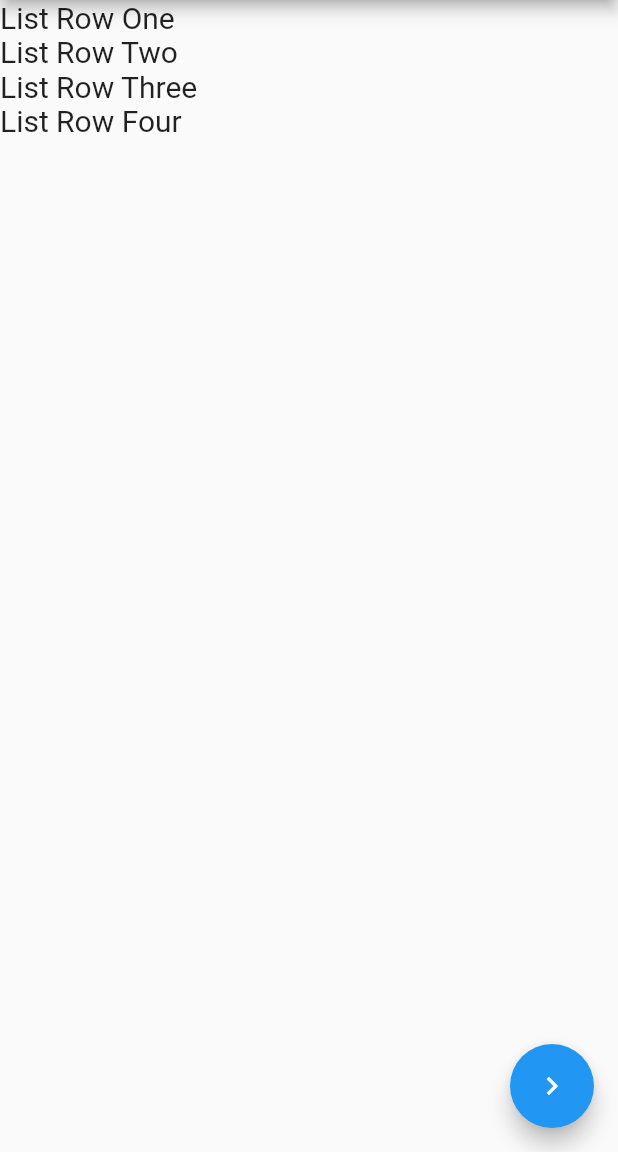
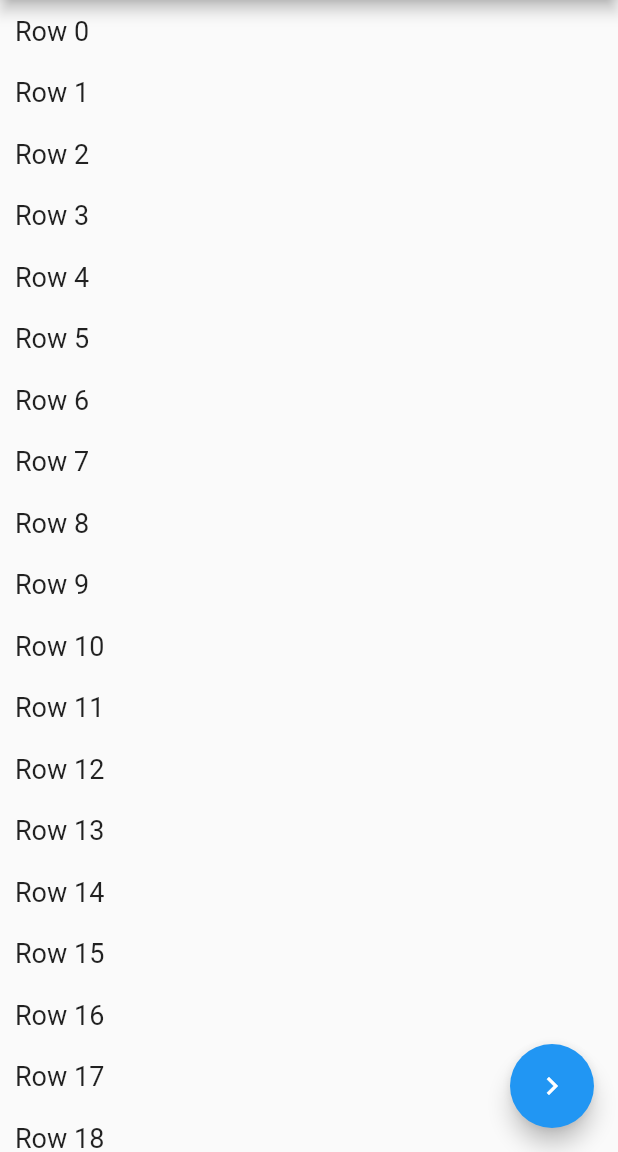
Before and after one commit to weimuhua/flutter-demo, a Flutter app: the screen it shows after launch, on a phone screen of 412 x 824 dp, the part 84-1236 px from its top. Run offline on Flutter 3.47's test engine with Material 2 defaults, Android fonts, the phone set to English and light mode, and no system bars.

Commit message:
test user ListView.Builder

```diff
--- a/lib/home_page.dart
+++ b/lib/home_page.dart
@@ -9,19 +9,27 @@ class MyAppPage extends StatefulWidget {
 }
 
 class _SampleAppPageState extends State<MyAppPage> {
+  List widgets = <Widget>[];
+
+  @override
+  void initState() {
+    super.initState();
+    for (int i = 0; i < 51; i++) {
+      widgets.add(getRow(i));
+    }
+  }
+
   @override
   Widget build(BuildContext context) {
     return Scaffold(
       appBar: AppBar(
         title: Text("Sample App"),
       ),
-      body: ListView(
-        children: <Widget>[
-          Text('List Row One', style: new TextStyle(fontSize: 20)),
-          Text('List Row Two', style: new TextStyle(fontSize: 20)),
-          Text('List Row Three', style: new TextStyle(fontSize: 20)),
-          Text('List Row Four', style: new TextStyle(fontSize: 20)),
-        ],
+      body: ListView.builder(
+        itemBuilder: (BuildContext context, int pos) {
+          return getRow(pos);
+        },
+        itemCount: widgets.length,
       ),
       floatingActionButton: FloatingActionButton(
         onPressed: () {
@@ -32,4 +40,18 @@ class _SampleAppPageState extends State<MyAppPage> {
       ),
     );
   }
+
+  Widget getRow(int i) {
+    return GestureDetector(
+      child: Padding(
+          padding: EdgeInsets.all(10.0),
+          child: Text("Row $i", style: TextStyle(fontSize: 18))),
+      onTap: () {
+        setState(() {
+          widgets.add(getRow(widgets.length + 1));
+          print('row $i');
+        });
+      },
+    );
+  }
 }
```
